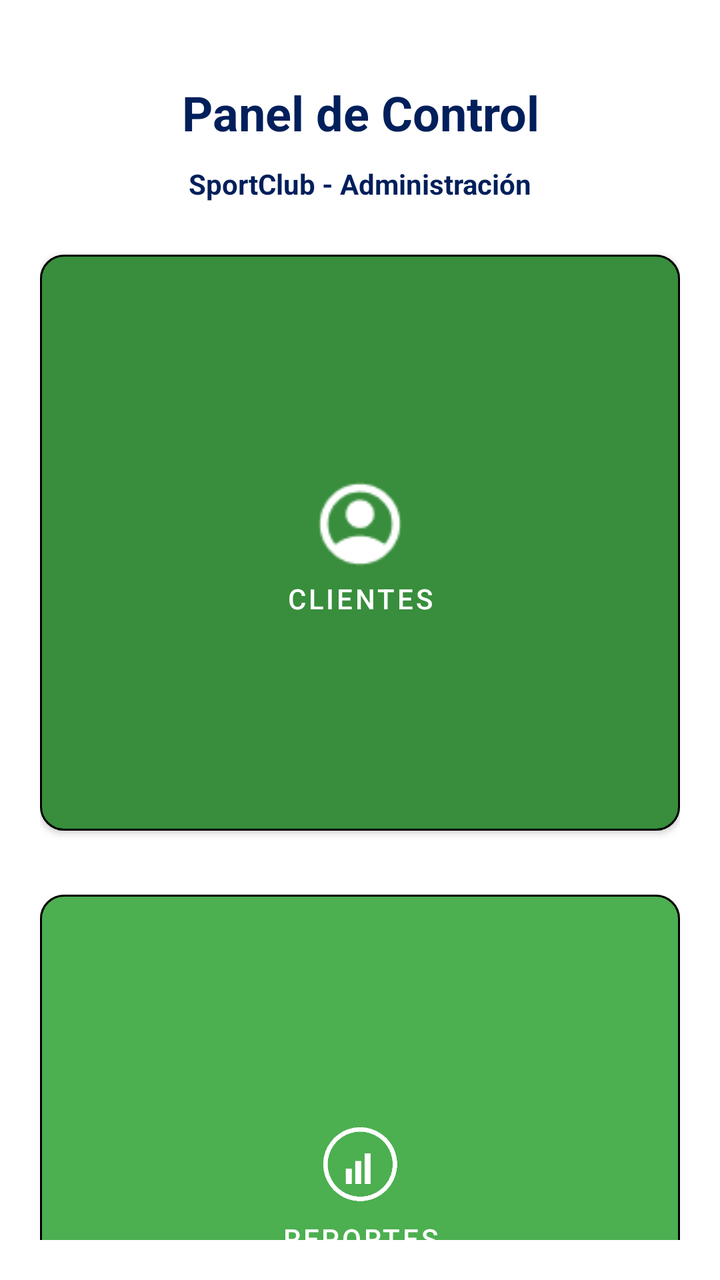
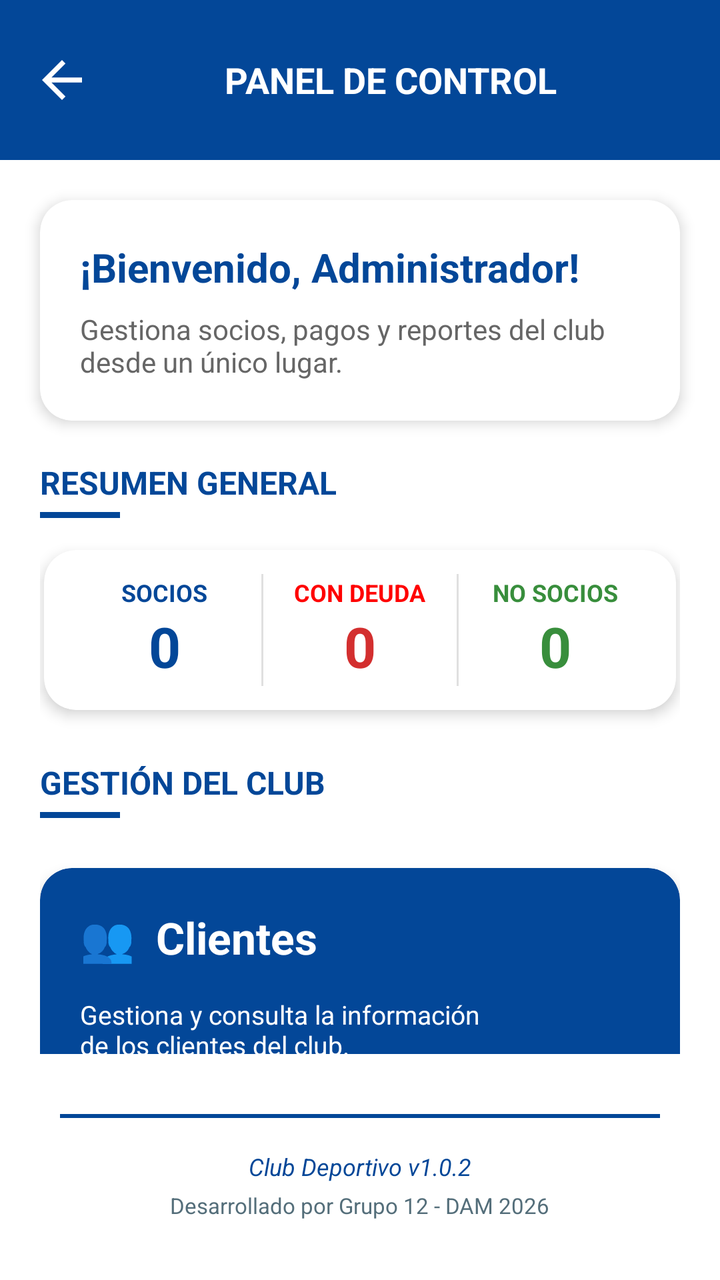

An Android layout rendered at two revisions. The XML below is the earlier revision; the diff shows what the commit changed to produce the second picture.
<!-- AndroidManifest.xml: application theme Theme.Tp2Dam -->
<!-- res/layout/activity_panel_control.xml -->
<?xml version="1.0" encoding="utf-8"?>
<LinearLayout
    xmlns:android="http://schemas.android.com/apk/res/android"
    xmlns:app="http://schemas.android.com/apk/res-auto"
    android:layout_width="match_parent"
    android:layout_height="match_parent"
    android:gravity="center_horizontal"
    android:orientation="vertical"
    android:padding="20dp"
    >
    <TextView
        android:layout_marginTop="20dp"
        android:layout_width="match_parent"
        android:layout_height="wrap_content"
        android:text="Panel de Control"
        android:textSize="24sp"
        android:gravity="center"
        android:textColor="@color/navy"
        android:textStyle="bold"
        />
    <TextView
        android:layout_marginTop="10dp"
        android:layout_width="match_parent"
        android:layout_height="wrap_content"
        android:text="SportClub - Administración"
        android:textSize="14sp"
        android:gravity="center"
        android:textColor="@color/navy"
        android:textStyle="bold"
        />

    <LinearLayout
        android:layout_width="match_parent"
        android:layout_height="wrap_content"
        android:orientation="vertical">

        <LinearLayout
            android:layout_width="match_parent"
            android:layout_height="wrap_content"
            android:gravity="center_horizontal"
            android:orientation="horizontal">

            <com.google.android.material.button.MaterialButton
                app:icon="@drawable/ic_administrador"
                app:iconGravity="textTop"
                app:iconSize="48dp"
                app:iconPadding="8dp"
                android:id="@+id/btnClientes"
                android:layout_width="0dp"
                android:layout_height="300dp"
                android:layout_weight="1"
                android:layout_marginTop="20dp"
                android:text="Clientes"
                android:textColor="@color/white"
                app:backgroundTint="@color/green_700"
                app:cornerRadius="12dp"
                app:strokeColor="@color/black"
                app:strokeWidth="1dp"
                app:iconTint="@null"
                />

        </LinearLayout>

        <LinearLayout
            android:layout_width="match_parent"
            android:layout_height="wrap_content"
            android:orientation="horizontal">

            <com.google.android.material.button.MaterialButton
                app:icon="@drawable/ic_reportes"
                app:iconGravity="textTop"
                app:iconSize="48dp"
                app:iconPadding="8dp"
                android:id="@+id/btnReportes"
                android:layout_width="0dp"
                android:layout_height="300dp"
                android:layout_weight="1"
                android:layout_marginTop="20dp"
                android:text="Reportes"
                android:textColor="@color/white"
                app:backgroundTint="@color/green_500"
                app:cornerRadius="12dp"
                app:strokeColor="@color/black"
                app:strokeWidth="1dp"
                app:iconTint="@null"
                />


        </LinearLayout>


    </LinearLayout>


    <com.google.android.material.button.MaterialButton
        android:layout_marginTop="20dp"
        android:id="@+id/btnCancelar"
        android:layout_width="match_parent"
        android:layout_height="wrap_content"
        android:text="CERRAR SESIÓN"
        android:textColor="@color/black"
        app:backgroundTint="@color/white"
        app:strokeColor="@color/black"
        app:strokeWidth="1dp"
        app:cornerRadius="12dp"/>

</LinearLayout>
<!-- resources referenced by this layout -->
<resources>
  <color name="black">#000000</color>
  <color name="green_500">#4CAF50</color>
  <color name="green_700">#388E3C</color>
  <color name="navy">#001F5B</color>
  <color name="white">#FFFFFF</color>
  <!-- drawable ic_administrador: png bitmap (drawable, 844 bytes) -->
  <!-- drawable ic_reportes: png bitmap (drawable, 1867 bytes) -->
  <style name="Theme.Tp2Dam" parent="Theme.MaterialComponents.DayNight.NoActionBar">
          <item name="colorPrimary">@color/navy</item>
          <item name="colorPrimaryVariant">@color/navy</item>
          <item name="colorOnPrimary">@color/white</item>
          <item name="colorSecondary">@color/green_500</item>
          <item name="colorSecondaryVariant">@color/green_700</item>
          <item name="colorOnSecondary">@color/white</item>
          <item name="android:statusBarColor">@color/navy</item>
          <item name="android:windowBackground">@color/white</item>
      </style>
</resources>

<!-- the commit's change to res/layout/activity_panel_control.xml (unified diff, before → after) -->
@@ -5,103 +5,352 @@
     android:layout_width="match_parent"
     android:layout_height="match_parent"
     android:gravity="center_horizontal"
-    android:orientation="vertical"
-    android:padding="20dp"
-    >
-    <TextView
-        android:layout_marginTop="20dp"
+    android:orientation="vertical">
+
+    <LinearLayout
         android:layout_width="match_parent"
-        android:layout_height="wrap_content"
-        android:text="Panel de Control"
-        android:textSize="24sp"
-        android:gravity="center"
-        android:textColor="@color/navy"
-        android:textStyle="bold"
-        />
-    <TextView
-        android:layout_marginTop="10dp"
-        android:layout_width="match_parent"
-        android:layout_height="wrap_content"
-        android:text="SportClub - Administración"
-        android:textSize="14sp"
-        android:gravity="center"
-        android:textColor="@color/navy"
-        android:textStyle="bold"
-        />
+        android:orientation="vertical"
+        android:layout_height="0dp"
+        android:layout_weight="1"
+        android:gravity="center_horizontal">
+
+        <LinearLayout
+            android:layout_width="match_parent"
+            android:layout_height="80dp"
+            android:orientation="horizontal"
+            android:gravity="center_vertical"
+            android:paddingHorizontal="16dp"
+            android:background="@color/strongBlue">
+
+            <ImageView
+                android:id="@+id/btnBack"
+                android:layout_width="30dp"
+                android:layout_height="30dp"
+                android:src="@drawable/abc_ic_ab_back_material"
+                app:tint="@android:color/white"
+                android:clickable="true"
+                android:focusable="true"/>
+
+            <TextView
+                android:layout_width="0dp"
+                android:layout_height="wrap_content"
+                android:layout_weight="1"
+                android:gravity="center"
+                android:text="PANEL DE CONTROL"
+                android:textColor="@android:color/white"
+                android:textSize="18sp"
+                android:textStyle="bold"/>
+        </LinearLayout>
+
+
+        <com.google.android.material.card.MaterialCardView
+            android:layout_width="match_parent"
+            android:layout_height="wrap_content"
+            android:layout_marginHorizontal="20dp"
+            android:layout_marginTop="20dp"
+            app:cardCornerRadius="16dp"
+            app:cardElevation="4dp">
+
+            <LinearLayout
+                android:layout_width="match_parent"
+                android:layout_height="wrap_content"
+                android:orientation="vertical"
+                android:padding="20dp">
+
+                <TextView
+                    android:layout_width="wrap_content"
+                    android:layout_height="wrap_content"
+                    android:text="¡Bienvenido, Administrador!"
+                    android:textColor="@color/strongBlue"
+                    android:textSize="20sp"
+                    android:textStyle="bold"/>
+
+                <TextView
+                    android:layout_width="match_parent"
+                    android:layout_height="wrap_content"
+                    android:layout_marginTop="8dp"
+                    android:text="Gestiona socios, pagos y reportes del club desde un único lugar."
+                    android:textColor="#666666"/>
+            </LinearLayout>
+        </com.google.android.material.card.MaterialCardView>
+
+        <LinearLayout
+            android:layout_width="match_parent"
+            android:layout_height="150dp"
+            android:orientation="vertical"
+            android:paddingHorizontal="20dp"
+            android:layout_marginTop="20dp">
+
+            <TextView
+                android:layout_width="wrap_content"
+                android:layout_height="wrap_content"
+                android:text="RESUMEN GENERAL"
+                android:textColor="@color/strongBlue"
+                android:textSize="16sp"
+                android:textStyle="bold"/>
+
+            <View
+                android:layout_width="40dp"
+                android:layout_height="3dp"
+                android:layout_marginTop="4dp"
+                android:background="@color/strongBlue"/>
+
+            <com.google.android.material.card.MaterialCardView
+                android:layout_width="match_parent"
+                android:layout_height="80dp"
+                android:layout_marginTop="16dp"
+                android:layout_marginHorizontal="2dp"
+                app:cardCornerRadius="16dp"
+                app:cardElevation="4dp">
+
+                <LinearLayout
+                    android:layout_width="match_parent"
+                    android:layout_height="wrap_content"
+                    android:orientation="horizontal"
+                    android:padding="12dp"
+                    android:weightSum="3">
+
+                    <LinearLayout
+                        android:layout_width="0dp"
+                        android:layout_height="match_parent"
+                        android:layout_weight="1"
+                        android:gravity="center"
+                        android:orientation="vertical">
+
+                        <TextView
+                            android:layout_width="wrap_content"
+                            android:layout_height="wrap_content"
+                            android:text="SOCIOS"
+                            android:textColor="@color/strongBlue"
+                            android:textStyle="bold"
+                            android:textSize="12sp"/>
+
+                        <TextView
+                            android:id="@+id/txtCantidadSocios"
+                            android:layout_width="wrap_content"
+                            android:layout_height="wrap_content"
+                            android:text="0"
+                            android:textColor="#034798"
+                            android:textSize="28sp"
+                            android:textStyle="bold"/>
+                    </LinearLayout>
+
+                    <View
+                        android:layout_width="1dp"
+                        android:layout_height="match_parent"
+                        android:background="#E0E0E0"/>
+
+                    <LinearLayout
+                        android:layout_width="0dp"
+                        android:layout_height="match_parent"
+                        android:layout_weight="1"
+                        android:gravity="center"
+                        android:orientation="vertical">
+
+                        <TextView
+                            android:layout_width="wrap_content"
+                            android:layout_height="wrap_content"
+                            android:text="CON DEUDA"
+                            android:textColor="@color/red"
+                            android:textStyle="bold"
+                            android:textSize="12sp"/>
+
+                        <TextView
+                            android:id="@+id/txtCantidadDeuda"
+                            android:layout_width="wrap_content"
+                            android:layout_height="wrap_content"
+                            android:text="0"
+                            android:textColor="#D32F2F"
+                            android:textSize="28sp"
+                            android:textStyle="bold"/>
+
+                    </LinearLayout>
+
+                    <View
+                        android:layout_width="1dp"
+                        android:layout_height="match_parent"
+                        android:background="#E0E0E0"/>
+
+                    <LinearLayout
+                        android:layout_width="0dp"
+                        android:layout_height="match_parent"
+                        android:layout_weight="1"
+                        android:gravity="center"
+                        android:orientation="vertical">
+
+                        <TextView
+                            android:layout_width="wrap_content"
+                            android:layout_height="wrap_content"
+                            android:text="NO SOCIOS"
+                            android:textColor="@color/green_700"
+                            android:textStyle="bold"
+                            android:textSize="12sp"/>
+
+                        <TextView
+                            android:id="@+id/txtCantidadAlDia"
+                            android:layout_width="wrap_content"
+                            android:layout_height="wrap_content"
+                            android:text="0"
+                            android:textColor="@color/green_700"
+                            android:textSize="28sp"
+                            android:textStyle="bold"/>
+
+                    </LinearLayout>
+
+                </LinearLayout>
+
+            </com.google.android.material.card.MaterialCardView>
+
+        </LinearLayout>
+
+        <LinearLayout
+            android:layout_width="match_parent"
+            android:layout_height="wrap_content"
+            android:orientation="vertical"
+            android:paddingHorizontal="20dp">
+
+            <TextView
+                android:layout_width="wrap_content"
+                android:layout_height="wrap_content"
+                android:text="GESTIÓN DEL CLUB"
+                android:textColor="@color/strongBlue"
+                android:textSize="16sp"
+                android:textStyle="bold"/>
+
+            <View
+                android:layout_width="40dp"
+                android:layout_height="3dp"
+                android:layout_marginTop="4dp"
+                android:background="@color/strongBlue"/>
+
+        </LinearLayout>
+
+        <LinearLayout
+            android:layout_width="match_parent"
+            android:layout_height="match_parent"
+            android:orientation="vertical"
+            android:paddingHorizontal="20dp">
+
+            <com.google.android.material.card.MaterialCardView
+                android:layout_width="match_parent"
+                android:layout_height="170dp"
+                android:layout_marginTop="25dp"
+                app:cardElevation="4dp"
+                app:cardCornerRadius="16dp"
+                app:cardBackgroundColor="@color/strongBlue">
+
+                <LinearLayout
+                    android:layout_width="match_parent"
+                    android:layout_height="match_parent"
+                    android:orientation="vertical"
+                    android:gravity="center_vertical"
+                    android:padding="20dp">
+
+                    <TextView
+                        android:layout_width="wrap_content"
+                        android:layout_height="wrap_content"
+                        android:text="👥  Clientes"
+                        android:textColor="@color/white"
+                        android:textSize="22sp"
+                        android:textStyle="bold" />
+
+                    <TextView
+                        android:layout_width="200dp"
+                        android:layout_height="wrap_content"
+                        android:layout_marginTop="15dp"
+                        android:text="Gestiona y consulta la información de los clientes del club."
+                        android:textColor="@color/white"
+                        android:textSize="13sp" />
+
+                    <Button
+                        android:id="@+id/btnClientes"
+                        android:layout_width="wrap_content"
+                        android:layout_height="wrap_content"
+                        android:layout_marginTop="15dp"
+                        android:text="IR A CLIENTES       >"
+                        android:backgroundTint="@android:color/white"
+                        android:textColor="@color/strongBlue"/>
+                </LinearLayout>
+            </com.google.android.material.card.MaterialCardView>
+
+            <com.google.android.material.card.MaterialCardView
+                android:layout_width="match_parent"
+                android:layout_height="170dp"
+                android:layout_marginTop="16dp"
+                app:cardCornerRadius="16dp"
+                app:cardElevation="4dp"
+                app:cardBackgroundColor="@color/lightBlue">
+
+                <LinearLayout
+                    android:layout_width="match_parent"
+                    android:layout_height="match_parent"
+                    android:orientation="vertical"
+                    android:gravity="center_vertical"
+                    android:padding="20dp">
+
+                    <TextView
+                        android:layout_width="wrap_content"
+                        android:layout_height="wrap_content"
+                        android:text="📉 Reportes de Vencimiento"
+                        android:textColor="@color/white"
+                        android:textSize="22sp"
+                        android:textStyle="bold" />
+
+                    <TextView
+                        android:layout_width="200dp"
+                        android:layout_height="wrap_content"
+                        android:layout_marginTop="15dp"
+                        android:text="Consulta reportes de membresías y pagos próximos a vencer."
+                        android:textColor="@color/white"
+                        android:textSize="13sp" />
+
+                    <Button
+                        android:id="@+id/btnReportes"
+                        android:layout_width="wrap_content"
+                        android:layout_height="wrap_content"
+                        android:layout_marginTop="15dp"
+                        android:text="VER REPORTES       >"
+                        android:backgroundTint="@android:color/white"
+                        android:textColor="@color/strongBlue"/>
+
+                </LinearLayout>
+
+            </com.google.android.material.card.MaterialCardView>
+
+        </LinearLayout>
+
+    </LinearLayout>
 
     <LinearLayout
         android:layout_width="match_parent"
         android:layout_height="wrap_content"
-        android:orientation="vertical">
-
-        <LinearLayout
-            android:layout_width="match_parent"
+        android:orientation="vertical"
+        android:gravity="center"
+        android:padding="30dp">
+
+        <View
+            android:layout_width="340dp"
+            android:layout_height="2dp"
+            android:layout_marginBottom="16dp"
+            android:layout_gravity="center_horizontal"
+            android:background="@color/strongBlue" />
+
+        <TextView
+            android:layout_width="wrap_content"
             android:layout_height="wrap_content"
-            android:gravity="center_horizontal"
-            android:orientation="horizontal">
-
-            <com.google.android.material.button.MaterialButton
-                app:icon="@drawable/ic_administrador"
-                app:iconGravity="textTop"
-                app:iconSize="48dp"
-                app:iconPadding="8dp"
-                android:id="@+id/btnClientes"
-                android:layout_width="0dp"
-                android:layout_height="300dp"
-                android:layout_weight="1"
-                android:layout_marginTop="20dp"
-                android:text="Clientes"
-                android:textColor="@color/white"
-                app:backgroundTint="@color/green_700"
-                app:cornerRadius="12dp"
-                app:strokeColor="@color/black"
-                app:strokeWidth="1dp"
-                app:iconTint="@null"
-                />
-
-        </LinearLayout>
-
-        <LinearLayout
-            android:layout_width="match_parent"
+            android:text="Club Deportivo v1.0.2"
+            android:textColor="@color/strongBlue"
+            android:textSize="12sp"
+            android:textStyle="italic"/>
+
+        <TextView
+            android:layout_width="wrap_content"
             android:layout_height="wrap_content"
-            android:orientation="horizontal">
-
-            <com.google.android.material.button.MaterialButton
-                app:icon="@drawable/ic_reportes"
-                app:iconGravity="textTop"
-                app:iconSize="48dp"
-                app:iconPadding="8dp"
-                android:id="@+id/btnReportes"
-                android:layout_width="0dp"
-                android:layout_height="300dp"
-                android:layout_weight="1"
-                android:layout_marginTop="20dp"
-                android:text="Reportes"
-                android:textColor="@color/white"
-                app:backgroundTint="@color/green_500"
-                app:cornerRadius="12dp"
-                app:strokeColor="@color/black"
-                app:strokeWidth="1dp"
-                app:iconTint="@null"
-                />
-
-
-        </LinearLayout>
-
+            android:layout_marginTop="4dp"
+            android:text="Desarrollado por Grupo 12 - DAM 2026"
+            android:textColor="@color/gray"
+            android:textSize="11sp"/>
 
     </LinearLayout>
 
-
-    <com.google.android.material.button.MaterialButton
-        android:layout_marginTop="20dp"
-        android:id="@+id/btnCancelar"
-        android:layout_width="match_parent"
-        android:layout_height="wrap_content"
-        android:text="CERRAR SESIÓN"
-        android:textColor="@color/black"
-        app:backgroundTint="@color/white"
-        app:strokeColor="@color/black"
-        app:strokeWidth="1dp"
-        app:cornerRadius="12dp"/>
-
 </LinearLayout>
<!-- resource entries referenced after the edit -->
@@ -1,12 +1,13 @@
 <!-- resources referenced by this layout -->
 <resources>
-  <color name="black">#000000</color>
+  <color name="gray">#546E7A</color>
   <color name="green_500">#4CAF50</color>
   <color name="green_700">#388E3C</color>
+  <color name="lightBlue">#1565C0</color>
+  <color name="red">#FF0000</color>
+  <color name="strongBlue">#034798</color>
   <color name="navy">#001F5B</color>
   <color name="white">#FFFFFF</color>
-  <!-- drawable ic_administrador: png bitmap (drawable, 844 bytes) -->
-  <!-- drawable ic_reportes: png bitmap (drawable, 1867 bytes) -->
   <style name="Theme.Tp2Dam" parent="Theme.MaterialComponents.DayNight.NoActionBar">
           <item name="colorPrimary">@color/navy</item>
           <item name="colorPrimaryVariant">@color/navy</item>
